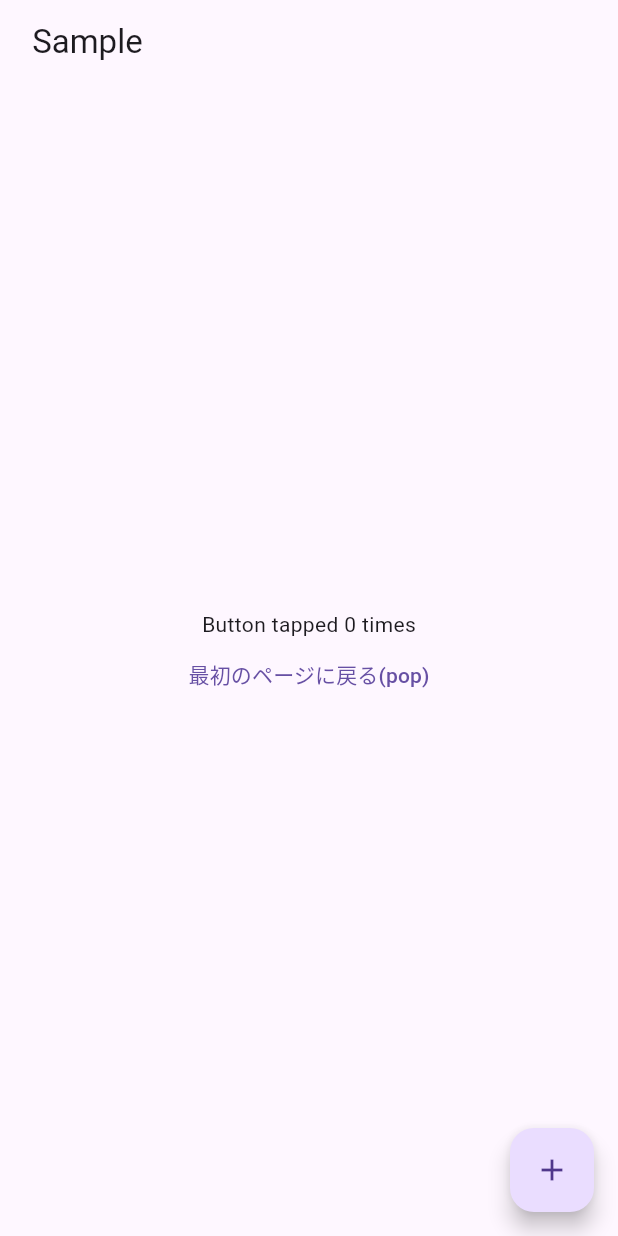
After one commit to chenzhizsqq/flutter3_helloWorld, a Flutter app: the FlutterRiverpodSample screen opened directly, after a tap on an icon or button, on a phone screen of 412 x 824 dp. The commit adds this screen. Run offline on Flutter 3.47's test engine with Material 3 defaults, Android fonts, the phone set to English and light mode, and no system bars; our stand-ins replace cloud_firestore, dio, firebase_auth, firebase_core, firebase_database, flutter_riverpod and 2 more; accounts and stored records are empty.

Commit message:
flutter_riverpod ConsumerStatefulWidget Sample

```diff
--- /dev/null
+++ b/lib/sample/FlutterRiverpodDir/ConsumerStatefulWidgetSample.dart
@@ -0,0 +1,55 @@
+import 'package:flutter/material.dart';
+import 'package:flutter_riverpod/flutter_riverpod.dart';
+import 'package:riverpod_annotation/riverpod_annotation.dart';
+
+import 'package:flutter/cupertino.dart';
+
+final counterProvider = StateNotifierProvider<Counter, int>((ref) {
+  return Counter();
+});
+
+class Counter extends StateNotifier<int> {
+  Counter() : super(0);
+
+  void increment() => state++;
+}
+
+class ConsumerStatefulWidgetSample extends ConsumerStatefulWidget {
+  @override
+  ConsumerState<ConsumerStatefulWidgetSample> createState() =>
+      _ConsumerStatefulWidgetSampleState();
+}
+
+class _ConsumerStatefulWidgetSampleState
+    extends ConsumerState<ConsumerStatefulWidgetSample> {
+  @override
+  Widget build(BuildContext context) {
+    final count = ref.watch(counterProvider);
+    return MaterialApp(
+      home: Scaffold(
+        appBar: AppBar(
+          title: Text(' Sample'),
+        ),
+        body: Center(
+            child: Column(
+                mainAxisAlignment: MainAxisAlignment.center,
+                children: <Widget>[
+              Text('Button tapped $count time${count == 1 ? '' : 's'}'),
+              TextButton(
+                child: Text("最初のページに戻る(pop)"),
+                // （1） 前の画面に戻る
+                onPressed: () {
+                  //Navigator.pop(context);
+
+                  Navigator.of(context).pop("FirstPage から　body onPressed() 渡す");
+                },
+              ),
+            ])),
+        floatingActionButton: FloatingActionButton(
+          onPressed: () => ref.read(counterProvider.notifier).increment(),
+          child: const Icon(Icons.add),
+        ),
+      ),
+    );
+  }
+}
--- a/lib/sample/FlutterRiverpodSample.dart
+++ b/lib/sample/FlutterRiverpodSample.dart
@@ -1,6 +1,7 @@
 import 'package:flutter/material.dart';
 import 'FlutterRiverpodDir/FlutterRiverpodHelloworld.dart';
 import 'FlutterRiverpodDir/NoConsumerWidget.dart';
+import 'FlutterRiverpodDir/ConsumerStatefulWidgetSample.dart';
 
 class FlutterRiverpodSample extends StatelessWidget {
   @override
@@ -30,6 +31,18 @@ class FlutterRiverpodSample extends StatelessWidget {
                         builder: (context) => NoConsumerWidget()));
               },
             ),
+
+            //ConsumerStatefulWidget Sample
+            ElevatedButton(
+              child: Text(
+                  "ConsumerStatefulWidget Sample \n StatefulWidget + State = ConsumerStatefulWidget + ConsumerState"),
+              onPressed: () {
+                Navigator.push(
+                    context,
+                    MaterialPageRoute(
+                        builder: (context) => ConsumerStatefulWidgetSample()));
+              },
+            ),
           ],
         ),
       ),
```
